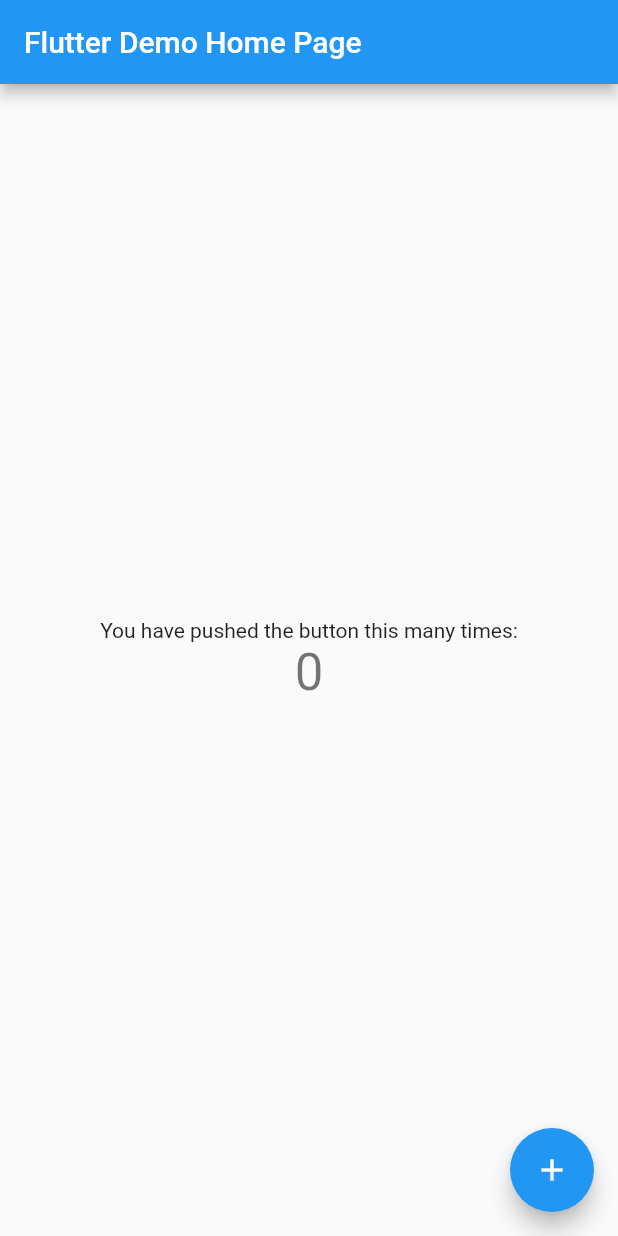
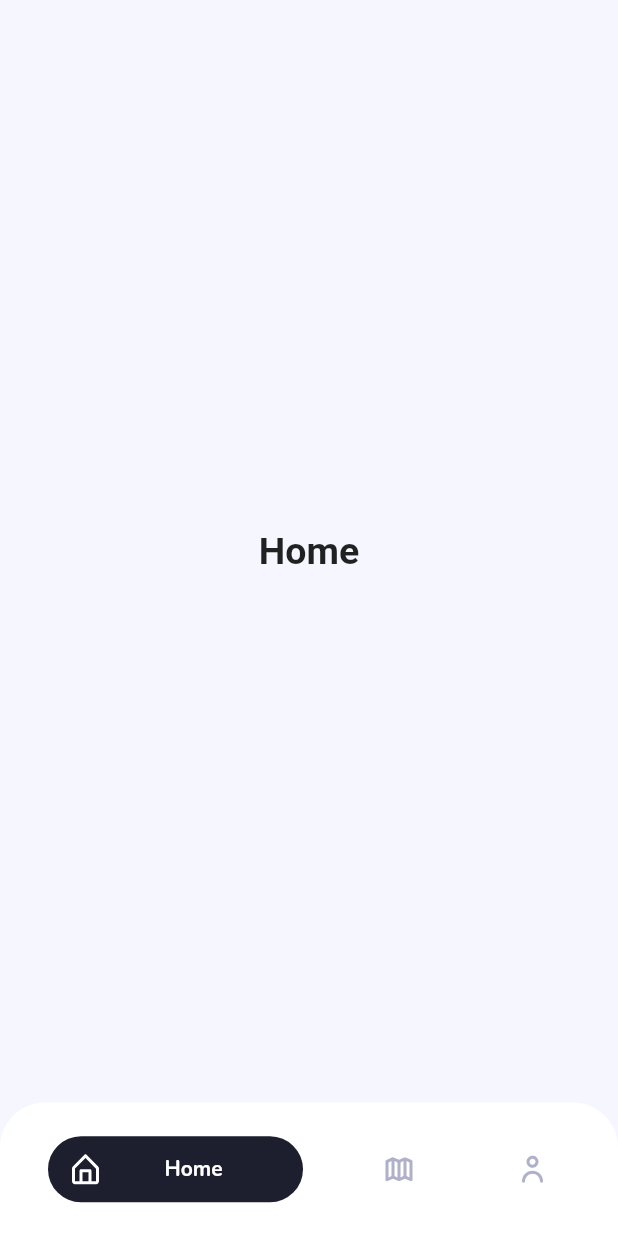
Before and after one commit to dikaMuharman/travel-apps, a Flutter app: the screen it shows after launch, on a phone screen of 412 x 824 dp. Run offline on Flutter 3.47's test engine with Material 2 defaults, Android fonts, the phone set to English and light mode, and no system bars; our stand-ins replace flutter_svg, google_fonts.

Commit message:
add home screen and bottom navigation bar

```diff
--- a/lib/main.dart
+++ b/lib/main.dart
@@ -1,4 +1,6 @@
 import 'package:flutter/material.dart';
+import 'package:travel_apps/constants.dart';
+import 'package:travel_apps/screen/home/home_screen.dart';
 
 void main() {
   runApp(MyApp());
@@ -10,104 +12,11 @@
   Widget build(BuildContext context) {
     return MaterialApp(
       title: 'Flutter Demo',
+      debugShowCheckedModeBanner: false,
       theme: ThemeData(
-        // This is the theme of your application.
-        //
-        // Try running your application with "flutter run". You'll see the
-        // application has a blue toolbar. Then, without quitting the app, try
-        // changing the primarySwatch below to Colors.green and then invoke
-        // "hot reload" (press "r" in the console where you ran "flutter run",
-        // or simply save your changes to "hot reload" in a Flutter IDE).
-        // Notice that the counter didn't reset back to zero; the application
-        // is not restarted.
-        primarySwatch: Colors.blue,
+        scaffoldBackgroundColor: kAccentColor,
       ),
-      home: MyHomePage(title: 'Flutter Demo Home Page'),
+      home: HomeScreen(),
     );
   }
 }
-
-class MyHomePage extends StatefulWidget {
-  MyHomePage({Key? key, required this.title}) : super(key: key);
-
-  // This widget is the home page of your application. It is stateful, meaning
-  // that it has a State object (defined below) that contains fields that affect
-  // how it looks.
-
-  // This class is the configuration for the state. It holds the values (in this
-  // case the title) provided by the parent (in this case the App widget) and
-  // used by the build method of the State. Fields in a Widget subclass are
-  // always marked "final".
-
-  final String title;
-
-  @override
-  _MyHomePageState createState() => _MyHomePageState();
-}
-
-class _MyHomePageState extends State<MyHomePage> {
-  int _counter = 0;
-
-  void _incrementCounter() {
-    setState(() {
-      // This call to setState tells the Flutter framework that something has
-      // changed in this State, which causes it to rerun the build method below
-      // so that the display can reflect the updated values. If we changed
-      // _counter without calling setState(), then the build method would not be
-      // called again, and so nothing would appear to happen.
-      _counter++;
-    });
-  }
-
-  @override
-  Widget build(BuildContext context) {
-    // This method is rerun every time setState is called, for instance as done
-    // by the _incrementCounter method above.
-    //
-    // The Flutter framework has been optimized to make rerunning build methods
-    // fast, so that you can just rebuild anything that needs updating rather
-    // than having to individually change instances of widgets.
-    return Scaffold(
-      appBar: AppBar(
-        // Here we take the value from the MyHomePage object that was created by
-        // the App.build method, and use it to set our appbar title.
-        title: Text(widget.title),
-      ),
-      body: Center(
-        // Center is a layout widget. It takes a single child and positions it
-        // in the middle of the parent.
-        child: Column(
-          // Column is also a layout widget. It takes a list of children and
-          // arranges them vertically. By default, it sizes itself to fit its
-          // children horizontally, and tries to be as tall as its parent.
-          //
-          // Invoke "debug painting" (press "p" in the console, choose the
-          // "Toggle Debug Paint" action from the Flutter Inspector in Android
-          // Studio, or the "Toggle Debug Paint" command in Visual Studio Code)
-          // to see the wireframe for each widget.
-          //
-          // Column has various properties to control how it sizes itself and
-          // how it positions its children. Here we use mainAxisAlignment to
-          // center the children vertically; the main axis here is the vertical
-          // axis because Columns are vertical (the cross axis would be
-          // horizontal).
-          mainAxisAlignment: MainAxisAlignment.center,
-          children: <Widget>[
-            Text(
-              'You have pushed the button this many times:',
-            ),
-            Text(
-              '$_counter',
-              style: Theme.of(context).textTheme.headline4,
-            ),
-          ],
-        ),
-      ),
-      floatingActionButton: FloatingActionButton(
-        onPressed: _incrementCounter,
-        tooltip: 'Increment',
-        child: Icon(Icons.add),
-      ), // This trailing comma makes auto-formatting nicer for build methods.
-    );
-  }
-}
--- /dev/null
+++ b/lib/screen/home/home_screen.dart
@@ -0,0 +1,89 @@
+import 'package:flutter/material.dart';
+import 'package:flutter_svg/svg.dart';
+import 'package:travel_apps/constants.dart';
+import 'package:travel_apps/widgets/custom_animated_bottom_bar.dart';
+
+class HomeScreen extends StatefulWidget {
+  const HomeScreen({Key? key}) : super(key: key);
+
+  @override
+  _HomeScreenState createState() => _HomeScreenState();
+}
+
+class _HomeScreenState extends State<HomeScreen> {
+  int _currentIndex = 0;
+  final _inactiveColor = Colors.grey;
+
+  @override
+  Widget build(BuildContext context) {
+    return Scaffold(
+        backgroundColor: kAccentColor,
+        body: getBody(),
+        bottomNavigationBar: _buildBottomBar());
+  }
+
+  Widget _buildBottomBar() {
+    return CustomAnimatedBottomBar(
+      containerHeight: 89,
+      backgroundColor: Colors.white,
+      selectedIndex: _currentIndex,
+      showElevation: false,
+      itemCornerRadius: 24,
+      curve: Curves.easeIn,
+      onItemSelected: (index) => setState(() => _currentIndex = index),
+      items: <BottomNavyBarItem>[
+        BottomNavyBarItem(
+          iconPath: 'assets/icons/eva_home-outline.svg',
+          title: Text('Home'),
+          activeColor: kPrimaryColor,
+          inactiveColor: Color(0xffAFB0CA),
+          textAlign: TextAlign.center,
+        ),
+        BottomNavyBarItem(
+          iconPath: 'assets/icons/eva_map-outline.svg',
+          title: Text('Destination'),
+          activeColor: kPrimaryColor,
+          inactiveColor: Color(0xffAFB0CA),
+          textAlign: TextAlign.center,
+        ),
+        BottomNavyBarItem(
+          iconPath: 'assets/icons/eva_person-outline.svg',
+          title: Text('User'),
+          activeColor: kPrimaryColor,
+          inactiveColor: Color(0xffAFB0CA),
+          textAlign: TextAlign.center,
+        ),
+      ],
+    );
+  }
+
+  Widget getBody() {
+    List<Widget> pages = [
+      Container(
+        alignment: Alignment.center,
+        child: Text(
+          "Home",
+          style: TextStyle(fontSize: 25, fontWeight: FontWeight.bold),
+        ),
+      ),
+      Container(
+        alignment: Alignment.center,
+        child: Text(
+          "Destination",
+          style: TextStyle(fontSize: 25, fontWeight: FontWeight.bold),
+        ),
+      ),
+      Container(
+        alignment: Alignment.center,
+        child: Text(
+          "Users",
+          style: TextStyle(fontSize: 25, fontWeight: FontWeight.bold),
+        ),
+      ),
+    ];
+    return IndexedStack(
+      index: _currentIndex,
+      children: pages,
+    );
+  }
+}
--- /dev/null
+++ b/lib/widgets/custom_animated_bottom_bar.dart
@@ -0,0 +1,173 @@
+import 'package:flutter/material.dart';
+import 'package:flutter/widgets.dart';
+import 'package:flutter_svg/svg.dart';
+import 'package:google_fonts/google_fonts.dart';
+
+class CustomAnimatedBottomBar extends StatelessWidget {
+  CustomAnimatedBottomBar({
+    Key? key,
+    this.selectedIndex = 0,
+    this.iconSize = 24,
+    this.backgroundColor,
+    this.showElevation = true,
+    this.animationDuration = const Duration(milliseconds: 270),
+    required this.items,
+    required this.onItemSelected,
+    this.mainAxisAlignment = MainAxisAlignment.spaceBetween,
+    this.itemCornerRadius = 50,
+    this.containerHeight = 56,
+    this.curve = Curves.linear,
+  })  : assert(items.length >= 2 && items.length <= 5),
+        super(key: key);
+
+  final int selectedIndex;
+  final double iconSize;
+  final Color? backgroundColor;
+  final bool showElevation;
+  final Duration animationDuration;
+  final List<BottomNavyBarItem> items;
+  final ValueChanged<int> onItemSelected;
+  final MainAxisAlignment mainAxisAlignment;
+  final double itemCornerRadius;
+  final double containerHeight;
+  final Curve curve;
+
+  @override
+  Widget build(BuildContext context) {
+    final bgColor = backgroundColor ?? Theme.of(context).bottomAppBarColor;
+    return Container(
+      decoration: BoxDecoration(
+        color: bgColor,
+        borderRadius: BorderRadius.only(
+          topLeft: Radius.circular(30),
+          topRight: Radius.circular(30),
+        ),
+        boxShadow: [
+          if (showElevation)
+            const BoxShadow(
+              color: Colors.black12,
+              blurRadius: 2,
+            ),
+        ],
+      ),
+      child: SafeArea(
+        child: Container(
+          width: double.infinity,
+          height: containerHeight,
+          padding: const EdgeInsets.symmetric(vertical: 6, horizontal: 32),
+          child: Row(
+            mainAxisAlignment: mainAxisAlignment,
+            children: items.map((item) {
+              var index = items.indexOf(item);
+              return GestureDetector(
+                onTap: () => onItemSelected(index),
+                child: _ItemWidget(
+                  item: item,
+                  iconSize: iconSize,
+                  isSelected: index == selectedIndex,
+                  backgroundColor: bgColor,
+                  itemCornerRadius: itemCornerRadius,
+                  animationDuration: animationDuration,
+                  curve: curve,
+                ),
+              );
+            }).toList(),
+          ),
+        ),
+      ),
+    );
+  }
+}
+
+class _ItemWidget extends StatelessWidget {
+  final double iconSize;
+  final bool isSelected;
+  final BottomNavyBarItem item;
+  final Color backgroundColor;
+  final double itemCornerRadius;
+  final Duration animationDuration;
+  final Curve curve;
+
+  const _ItemWidget({
+    Key? key,
+    required this.iconSize,
+    required this.isSelected,
+    required this.item,
+    required this.backgroundColor,
+    required this.itemCornerRadius,
+    required this.animationDuration,
+    this.curve = Curves.linear,
+  }) : super(key: key);
+
+  @override
+  Widget build(BuildContext context) {
+    return Semantics(
+      container: true,
+      selected: isSelected,
+      child: AnimatedContainer(
+        width: isSelected ? 170 : 50,
+        height: 44,
+        duration: animationDuration,
+        curve: curve,
+        decoration: BoxDecoration(
+          color: isSelected ? item.activeColor : backgroundColor,
+          borderRadius: BorderRadius.circular(itemCornerRadius),
+        ),
+        child: SingleChildScrollView(
+          scrollDirection: Axis.horizontal,
+          physics: NeverScrollableScrollPhysics(),
+          child: Container(
+            width: isSelected ? 170 : 50,
+            padding: EdgeInsets.symmetric(horizontal: 13, vertical: 10),
+            child: Row(
+              mainAxisSize: MainAxisSize.max,
+              mainAxisAlignment: MainAxisAlignment.start,
+              crossAxisAlignment: CrossAxisAlignment.center,
+              children: <Widget>[
+                SvgPicture.asset(
+                  item.iconPath,
+                  color: isSelected
+                      ? Colors.white
+                      : item.inactiveColor == null
+                          ? Colors.white
+                          : item.inactiveColor,
+                ),
+                if (isSelected)
+                  Expanded(
+                    child: Container(
+                      padding: EdgeInsets.symmetric(horizontal: 4),
+                      child: DefaultTextStyle(
+                        style: GoogleFonts.nunito(
+                          color: Colors.white,
+                          fontWeight: FontWeight.w700,
+                          fontSize: 14,
+                        ),
+                        textAlign: TextAlign.center,
+                        child: item.title,
+                      ),
+                    ),
+                  ),
+              ],
+            ),
+          ),
+        ),
+      ),
+    );
+  }
+}
+
+class BottomNavyBarItem {
+  final String iconPath;
+  final Widget title;
+  final Color activeColor;
+  final Color? inactiveColor;
+  final TextAlign? textAlign;
+
+  BottomNavyBarItem({
+    required this.iconPath,
+    required this.title,
+    this.activeColor = Colors.blue,
+    this.textAlign,
+    this.inactiveColor,
+  });
+}
```
